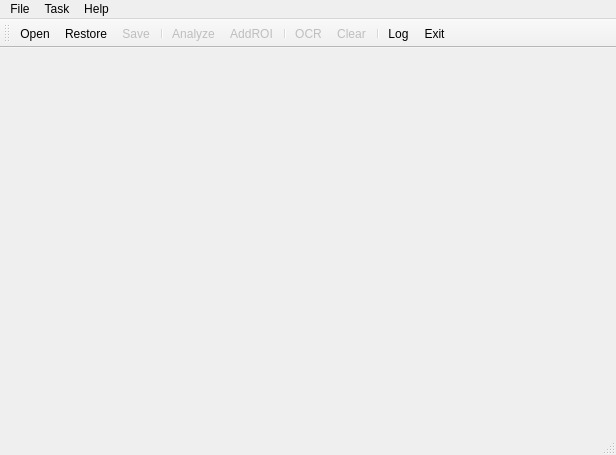
Above: ui/MainWindow.ui from jiangyunfei/Michelangelo before the change. Below: the same form after it.
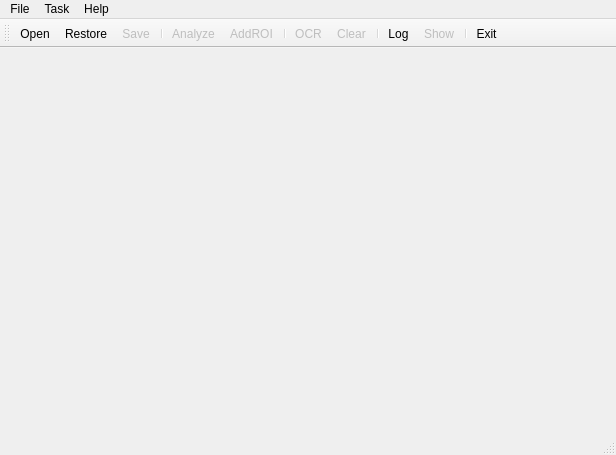
That is the form after the change. Icons and pictures are not drawn.

What changed in the file:
```diff
--- a/ui/MainWindow.ui
+++ b/ui/MainWindow.ui
@@ -48,6 +48,8 @@
    <addaction name="actionClear"/>
    <addaction name="separator"/>
    <addaction name="actionLog"/>
+   <addaction name="actionShow"/>
+   <addaction name="separator"/>
    <addaction name="actionExit"/>
   </widget>
   <widget class="QMenuBar" name="menuBar">
@@ -269,13 +271,16 @@
     <string>Restore a json file</string>
    </property>
   </action>
-  <action name="actionExitAddROI">
+  <action name="actionShow">
+   <property name="enabled">
+    <bool>false</bool>
+   </property>
    <property name="icon">
     <iconset resource="resources.qrc">
      <normaloff>:/icons/eixtAdd</normaloff>:/icons/eixtAdd</iconset>
    </property>
    <property name="text">
-    <string>ExitAddROI</string>
+    <string>&amp;Show</string>
    </property>
    <property name="statusTip">
     <string>Exit ADD Mode</string>
```
Left out of the diff: 8 changed lines with no effect on the pictures.
